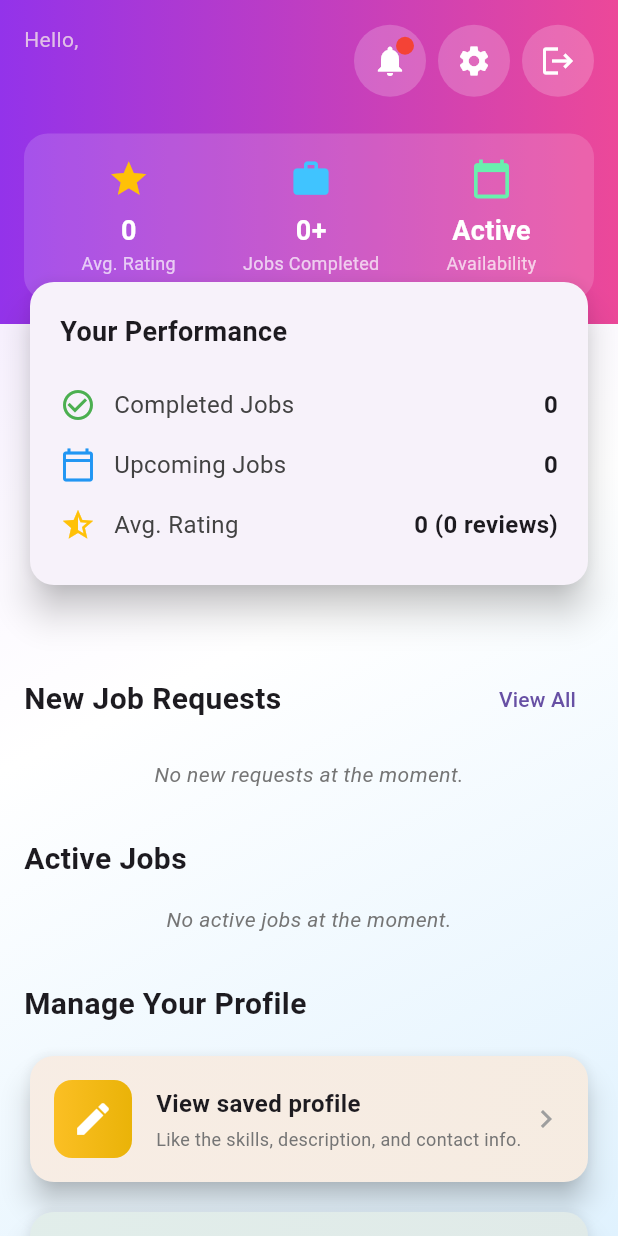
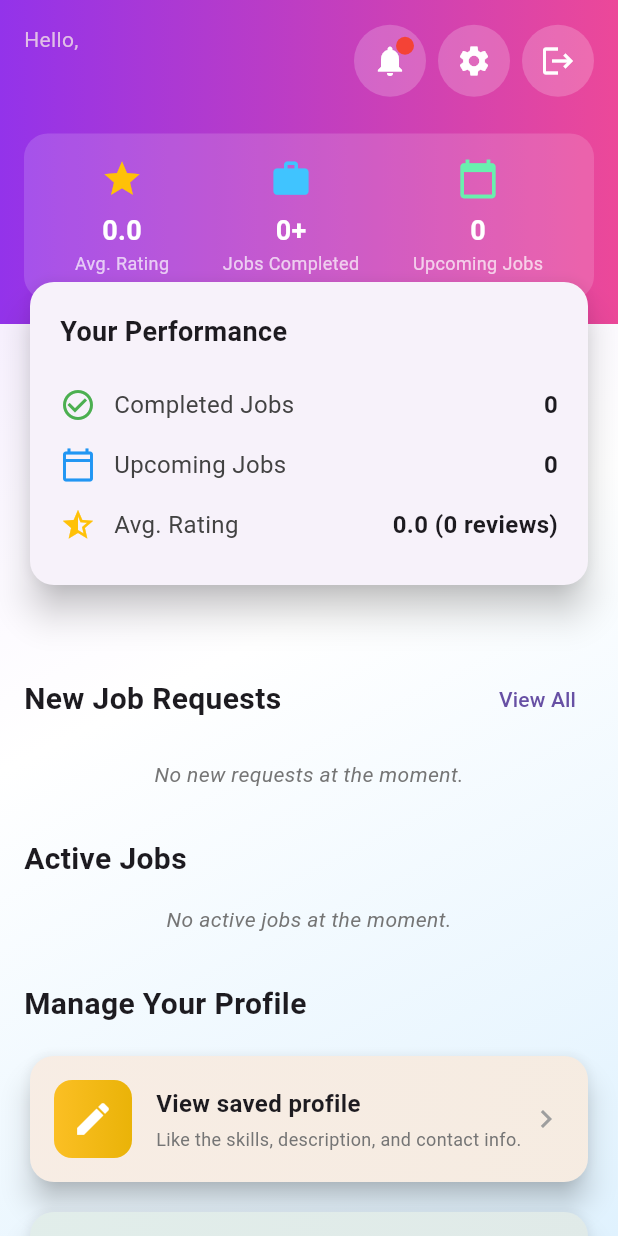
Before and after one commit to JobkWasswa/recess_group4_homeconnect_app, a Flutter app: the ServiceProviderDashboardScreen screen opened by its route, on a phone screen of 412 x 824 dp. Run offline on Flutter 3.47's test engine with Material 3 defaults, Android fonts, the phone set to English and light mode, and no system bars; our stand-ins replace cloud_firestore, cloud_functions, firebase_analytics, firebase_auth, firebase_core, firebase_messaging and 5 more; accounts and stored records are empty.

Commit message:
av.rating

```diff
--- a/lib/presentation/service_provider/pages/service_provider_dashboard_screen.dart
+++ b/lib/presentation/service_provider/pages/service_provider_dashboard_screen.dart
@@ -18,12 +18,16 @@ class _ServiceProviderDashboardScreenState
     extends State<ServiceProviderDashboardScreen> {
   String providerName = '';
   bool isLoading = true;
+  int _completedJobsCount = 0;
+  double _avgRating = 0.0;
+  int _upcomingJobsCount = 0;
 
   @override
   void initState() {
     super.initState();
     _fetchProviderName();
     _updateProviderFCMToken();
+    _fetchProviderStats(); // Fetch stats when the screen initializes
   }
 
   // Add to _ServiceProviderDashboardScreenState
@@ -132,6 +136,44 @@ class _ServiceProviderDashboardScreenState
       }
     } catch (e) {
       print('Error updating FCM token: $e');
+    }
+  }
+
+  Future<void> _fetchProviderStats() async {
+    final userId = FirebaseAuth.instance.currentUser?.uid;
+    if (userId == null) return;
+
+    try {
+      // Fetch provider stats from the 'service_providers' collection
+      final providerDoc =
+          await FirebaseFirestore.instance
+              .collection('service_providers')
+              .doc(userId)
+              .get();
+
+      if (providerDoc.exists) {
+        final providerData = providerDoc.data();
+        setState(() {
+          _completedJobsCount = providerData?['completedJobs'] ?? 0;
+          _avgRating = providerData?['averageRating']?.toDouble() ?? 0.0;
+        });
+      } else {
+        print('Provider stats not found.');
+      }
+
+      // Fetch upcoming jobs from the 'bookings' collection
+      final upcomingJobsSnapshot =
+          await FirebaseFirestore.instance
+              .collection('bookings')
+              .where('serviceProviderId', isEqualTo: userId)
+              .where('status', isEqualTo: 'confirmed')
+              .get();
+
+      setState(() {
+        _upcomingJobsCount = upcomingJobsSnapshot.docs.length;
+      });
+    } catch (e) {
+      print('Error fetching provider stats: $e');
     }
   }
 
@@ -438,20 +480,20 @@ class _ServiceProviderDashboardScreenState
                 children: [
                   _buildStatusItem(
                     Icons.star,
-                    '0',
+                    _avgRating.toStringAsFixed(1),
                     'Avg. Rating',
                     Colors.amber,
                   ),
                   _buildStatusItem(
                     Icons.work,
-                    '0+',
+                    '$_completedJobsCount+',
                     'Jobs Completed',
                     Colors.lightBlueAccent,
                   ),
                   _buildStatusItem(
                     Icons.calendar_today,
-                    'Active',
-                    'Availability',
+                    '$_upcomingJobsCount',
+                    'Upcoming Jobs',
                     Colors.greenAccent,
                   ),
                 ],
@@ -512,19 +554,19 @@ class _ServiceProviderDashboardScreenState
                 _buildStatRow(
                   Icons.check_circle_outline,
                   'Completed Jobs',
-                  '0',
+                  '$_completedJobsCount',
                   Colors.green,
                 ),
                 _buildStatRow(
                   Icons.calendar_today_outlined,
                   'Upcoming Jobs',
-                  '0',
+                  '$_upcomingJobsCount',
                   Colors.blue,
                 ),
                 _buildStatRow(
                   Icons.star_half,
                   'Avg. Rating',
-                  '0 (0 reviews)',
+                  '${_avgRating.toStringAsFixed(1)} ($_completedJobsCount reviews)',
                   Colors.amber,
                 ),
               ],
```
